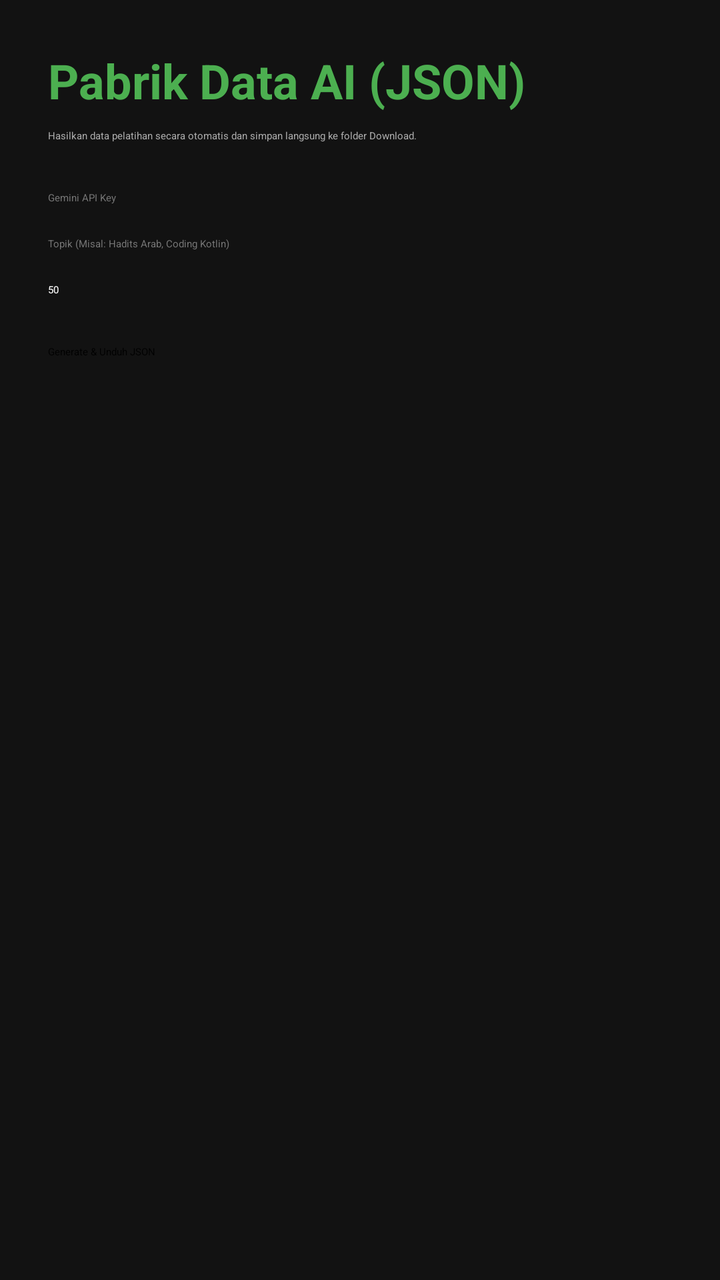
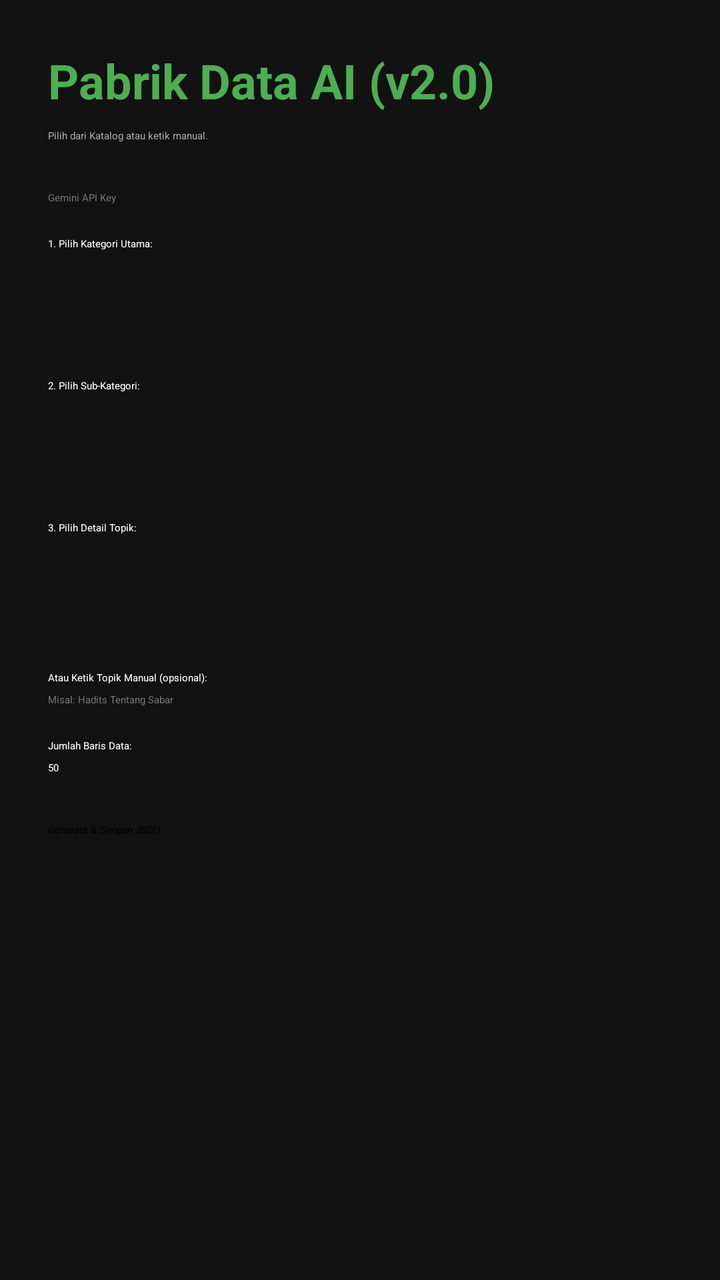

Before-and-after screenshots of an Android layout around one commit, followed by the original layout XML and the change that was made.
<!-- AndroidManifest.xml: application theme Theme.MaterialComponents.DayNight.NoActionBar -->
<!-- res/layout/activity_main.xml -->
<?xml version="1.0" encoding="utf-8"?>
<ScrollView xmlns:android="http://schemas.android.com/apk/res/android"
    android:layout_width="match_parent"
    android:layout_height="match_parent"
    android:background="#121212">

    <LinearLayout
        android:layout_width="match_parent"
        android:layout_height="wrap_content"
        android:orientation="vertical"
        android:padding="24dp">

        <TextView
            android:layout_width="wrap_content"
            android:layout_height="wrap_content"
            android:text="Pabrik Data AI (JSON)"
            android:textColor="#4CAF50"
            android:textSize="24sp"
            android:textStyle="bold"
            android:layout_marginBottom="8dp" />

        <TextView
            android:layout_width="wrap_content"
            android:layout_height="wrap_content"
            android:text="Hasilkan data pelatihan secara otomatis dan simpan langsung ke folder Download."
            android:textColor="#AAAAAA"
            android:layout_marginBottom="24dp" />

        <EditText
            android:id="@+id/edtApiKey"
            android:layout_width="match_parent"
            android:layout_height="wrap_content"
            android:hint="Gemini API Key"
            android:textColor="#FFFFFF"
            android:textColorHint="#777777"
            android:backgroundTint="#4CAF50"
            android:layout_marginBottom="16dp" />

        <EditText
            android:id="@+id/edtPrompt"
            android:layout_width="match_parent"
            android:layout_height="wrap_content"
            android:hint="Topik (Misal: Hadits Arab, Coding Kotlin)"
            android:textColor="#FFFFFF"
            android:textColorHint="#777777"
            android:backgroundTint="#4CAF50"
            android:layout_marginBottom="16dp" />

        <EditText
            android:id="@+id/edtJumlah"
            android:layout_width="match_parent"
            android:layout_height="wrap_content"
            android:inputType="number"
            android:text="50"
            android:textColor="#FFFFFF"
            android:backgroundTint="#4CAF50"
            android:layout_marginBottom="24dp" />

        <Button
            android:id="@+id/btnGenerate"
            android:layout_width="match_parent"
            android:layout_height="50dp"
            android:text="Generate &amp; Unduh JSON" />

        <TextView
            android:id="@+id/tvStatus"
            android:layout_width="match_parent"
            android:layout_height="wrap_content"
            android:text=""
            android:textColor="#4CAF50"
            android:textSize="14sp"
            android:gravity="center"
            android:layout_marginTop="16dp" />

    </LinearLayout>
</ScrollView>
<!-- resources referenced by this layout -->
<resources>
  <style name="Theme.MaterialComponents.DayNight.NoActionBar" parent="Theme.MaterialComponents.DayNight.NoActionBar">
          <item name="android:statusBarColor">#121212</item>
          <item name="android:navigationBarColor">#121212</item>
          <item name="android:windowBackground">#121212</item>
      </style>
</resources>

<!-- the commit's change to res/layout/activity_main.xml (unified diff, before → after) -->
@@ -13,7 +13,7 @@
         <TextView
             android:layout_width="wrap_content"
             android:layout_height="wrap_content"
-            android:text="Pabrik Data AI (JSON)"
+            android:text="Pabrik Data AI (v2.0)"
             android:textColor="#4CAF50"
             android:textSize="24sp"
             android:textStyle="bold"
@@ -22,7 +22,7 @@
         <TextView
             android:layout_width="wrap_content"
             android:layout_height="wrap_content"
-            android:text="Hasilkan data pelatihan secara otomatis dan simpan langsung ke folder Download."
+            android:text="Pilih dari Katalog atau ketik manual."
             android:textColor="#AAAAAA"
             android:layout_marginBottom="24dp" />
 
@@ -36,16 +36,67 @@
             android:backgroundTint="#4CAF50"
             android:layout_marginBottom="16dp" />
 
+        <TextView
+            android:layout_width="wrap_content"
+            android:layout_height="wrap_content"
+            android:text="1. Pilih Kategori Utama:"
+            android:textColor="#FFFFFF"
+            android:layout_marginBottom="4dp" />
+        <Spinner
+            android:id="@+id/spinnerKategori"
+            android:layout_width="match_parent"
+            android:layout_height="48dp"
+            android:backgroundTint="#FFFFFF"
+            android:layout_marginBottom="12dp" />
+
+        <TextView
+            android:layout_width="wrap_content"
+            android:layout_height="wrap_content"
+            android:text="2. Pilih Sub-Kategori:"
+            android:textColor="#FFFFFF"
+            android:layout_marginBottom="4dp" />
+        <Spinner
+            android:id="@+id/spinnerSub"
+            android:layout_width="match_parent"
+            android:layout_height="48dp"
+            android:backgroundTint="#FFFFFF"
+            android:layout_marginBottom="12dp" />
+
+        <TextView
+            android:layout_width="wrap_content"
+            android:layout_height="wrap_content"
+            android:text="3. Pilih Detail Topik:"
+            android:textColor="#FFFFFF"
+            android:layout_marginBottom="4dp" />
+        <Spinner
+            android:id="@+id/spinnerDetail"
+            android:layout_width="match_parent"
+            android:layout_height="48dp"
+            android:backgroundTint="#FFFFFF"
+            android:layout_marginBottom="16dp" />
+
+        <TextView
+            android:layout_width="wrap_content"
+            android:layout_height="wrap_content"
+            android:text="Atau Ketik Topik Manual (opsional):"
+            android:textColor="#FFFFFF"
+            android:layout_marginBottom="4dp" />
         <EditText
-            android:id="@+id/edtPrompt"
+            android:id="@+id/edtManual"
             android:layout_width="match_parent"
             android:layout_height="wrap_content"
-            android:hint="Topik (Misal: Hadits Arab, Coding Kotlin)"
+            android:hint="Misal: Hadits Tentang Sabar"
             android:textColor="#FFFFFF"
             android:textColorHint="#777777"
             android:backgroundTint="#4CAF50"
             android:layout_marginBottom="16dp" />
 
+        <TextView
+            android:layout_width="wrap_content"
+            android:layout_height="wrap_content"
+            android:text="Jumlah Baris Data:"
+            android:textColor="#FFFFFF"
+            android:layout_marginBottom="4dp" />
         <EditText
             android:id="@+id/edtJumlah"
             android:layout_width="match_parent"
@@ -60,7 +111,7 @@
             android:id="@+id/btnGenerate"
             android:layout_width="match_parent"
             android:layout_height="50dp"
-            android:text="Generate &amp; Unduh JSON" />
+            android:text="Generate &amp; Simpan JSON" />
 
         <TextView
             android:id="@+id/tvStatus"
